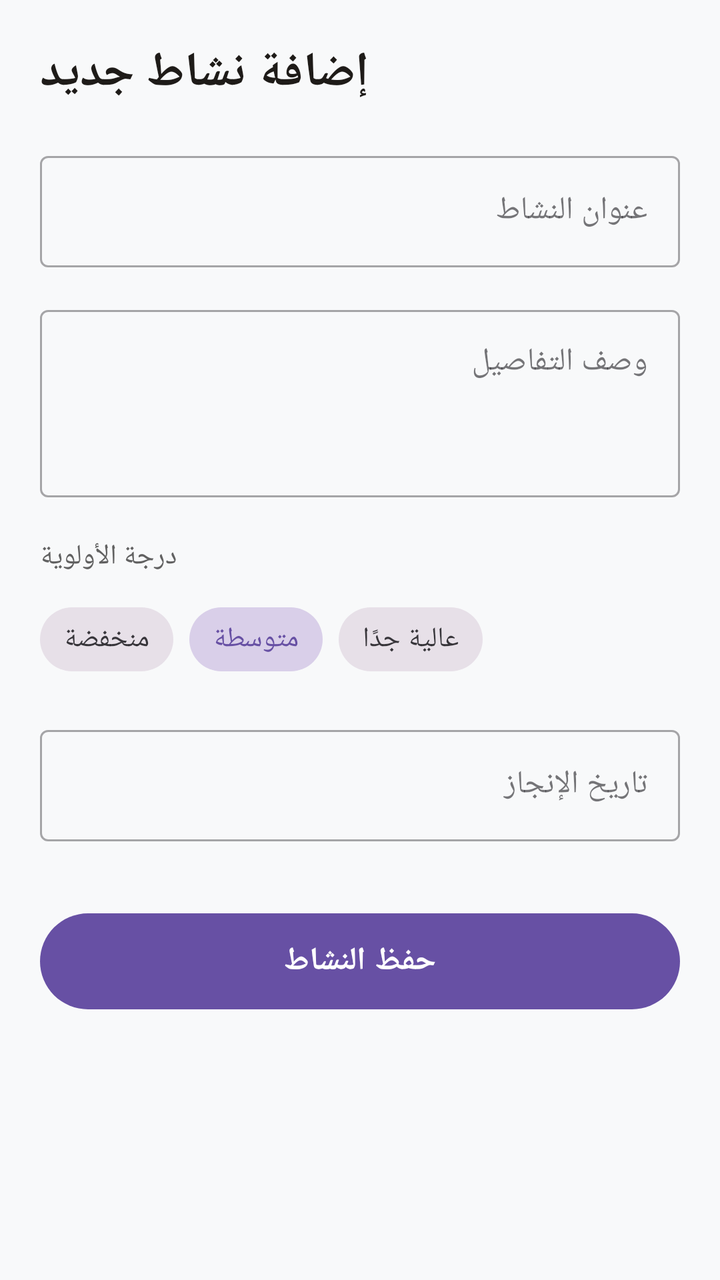
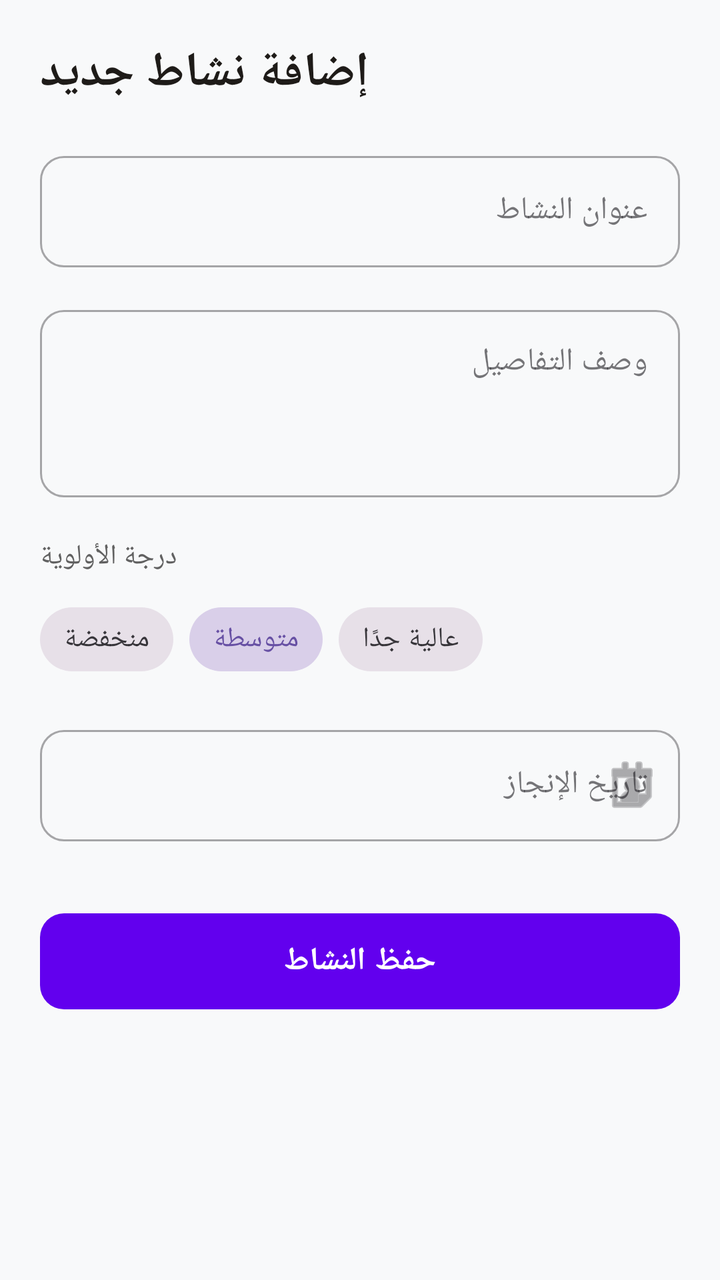

Before-and-after screenshots of an Android layout around one commit, followed by the original layout XML and the change that was made.
<!-- AndroidManifest.xml: application theme Theme.UI_s2 -->
<!-- res/layout/activity_add_activity.xml -->
<?xml version="1.0" encoding="utf-8"?>
<ScrollView xmlns:android="http://schemas.android.com/apk/res/android"
    xmlns:app="http://schemas.android.com/apk/res/auto"
    android:layout_width="match_parent"
    android:layout_height="match_parent"
    android:background="#F8F9FA"
    android:padding="20dp">

    <LinearLayout
        android:layout_width="match_parent"
        android:layout_height="wrap_content"
        android:orientation="vertical">

        <TextView
            android:layout_width="wrap_content"
            android:layout_height="wrap_content"
            android:text="إضافة نشاط جديد"
            android:textSize="24sp"
            android:textStyle="bold"
            android:textColor="#1E1B18"
            android:layout_marginBottom="20dp" />

        
        <com.google.android.material.textfield.TextInputLayout
            style="@style/Widget.MaterialComponents.TextInputLayout.OutlinedBox"
            android:layout_width="match_parent"
            android:layout_height="wrap_content"
            android:hint="عنوان النشاط"
            app:boxCornerRadiusTopStart="12dp"
            app:boxCornerRadiusTopEnd="12dp"
            app:boxCornerRadiusBottomStart="12dp"
            app:boxCornerRadiusBottomEnd="12dp">

            <com.google.android.material.textfield.TextInputEditText
                android:id="@+id/etActivityTitle"
                android:layout_width="match_parent"
                android:layout_height="wrap_content"
                android:inputType="text" />
        </com.google.android.material.textfield.TextInputLayout>

        
        <com.google.android.material.textfield.TextInputLayout
            style="@style/Widget.MaterialComponents.TextInputLayout.OutlinedBox"
            android:layout_width="match_parent"
            android:layout_height="wrap_content"
            android:layout_marginTop="16dp"
            android:hint="وصف التفاصيل"
            app:boxCornerRadiusTopStart="12dp"
            app:boxCornerRadiusTopEnd="12dp"
            app:boxCornerRadiusBottomStart="12dp"
            app:boxCornerRadiusBottomEnd="12dp">

            <com.google.android.material.textfield.TextInputEditText
                android:id="@+id/etActivityDesc"
                android:layout_width="match_parent"
                android:layout_height="wrap_content"
                android:minLines="3"
                android:gravity="top"
                android:inputType="textMultiLine" />
        </com.google.android.material.textfield.TextInputLayout>

        
        <TextView
            android:layout_width="wrap_content"
            android:layout_height="wrap_content"
            android:text="درجة الأولوية"
            android:textSize="14sp"
            android:textColor="#616161"
            android:layout_marginTop="20dp"
            android:layout_marginBottom="8dp" />

        <com.google.android.material.chip.ChipGroup
            android:id="@+id/chipGroupPriority"
            android:layout_width="match_parent"
            android:layout_height="wrap_content"
            app:singleSelection="true">

            <com.google.android.material.chip.Chip
                android:id="@+id/chipLow"
                style="@style/Widget.MaterialComponents.Chip.Choice"
                android:layout_width="wrap_content"
                android:layout_height="wrap_content"
                android:text="منخفضة" />

            <com.google.android.material.chip.Chip
                android:id="@+id/chipMedium"
                style="@style/Widget.MaterialComponents.Chip.Choice"
                android:layout_width="wrap_content"
                android:layout_height="wrap_content"
                android:checked="true"
                android:text="متوسطة" />

            <com.google.android.material.chip.Chip
                android:id="@+id/chipHigh"
                style="@style/Widget.MaterialComponents.Chip.Choice"
                android:layout_width="wrap_content"
                android:layout_height="wrap_content"
                android:text="عالية جدًا" />
        </com.google.android.material.chip.ChipGroup>

        
        <com.google.android.material.textfield.TextInputLayout
            style="@style/Widget.MaterialComponents.TextInputLayout.OutlinedBox"
            android:layout_width="match_parent"
            android:layout_height="wrap_content"
            android:layout_marginTop="16dp"
            android:hint="تاريخ الإنجاز"
            app:boxCornerRadiusTopStart="12dp"
            app:boxCornerRadiusTopEnd="12dp"
            app:boxCornerRadiusBottomStart="12dp"
            app:boxCornerRadiusBottomEnd="12dp"
            app:endIconMode="custom"
            app:endIconDrawable="@android:drawable/ic_menu_my_calendar">

            <com.google.android.material.textfield.TextInputEditText
                android:id="@+id/etActivityDate"
                android:layout_width="match_parent"
                android:layout_height="wrap_content"
                android:focusable="false"
                android:clickable="true" />
        </com.google.android.material.textfield.TextInputLayout>

        
        <com.google.android.material.button.MaterialButton
            android:id="@+id/btnSaveActivity"
            android:layout_width="match_parent"
            android:layout_height="56dp"
            android:layout_marginTop="32dp"
            android:text="حفظ النشاط"
            android:textSize="16sp"
            android:textStyle="bold"
            app:cornerRadius="12dp"
            app:backgroundTint="#6200EE" />

    </LinearLayout>
</ScrollView>
<!-- resources referenced by this layout -->
<resources>
  <style name="Theme.UI_s2" parent="Base.Theme.UI_s2" />
  <style name="Base.Theme.UI_s2" parent="Theme.Material3.DayNight.NoActionBar">
          
          
      </style>
</resources>

<!-- the commit's change to res/layout/activity_add_activity.xml (unified diff, before → after) -->
@@ -1,6 +1,6 @@
 <?xml version="1.0" encoding="utf-8"?>
 <ScrollView xmlns:android="http://schemas.android.com/apk/res/android"
-    xmlns:app="http://schemas.android.com/apk/res/auto"
+    xmlns:app="http://schemas.android.com/apk/res-auto"
     android:layout_width="match_parent"
     android:layout_height="match_parent"
     android:background="#F8F9FA"
